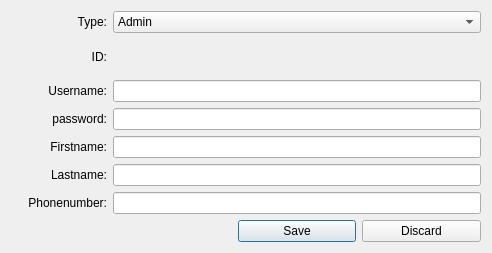
This is Employee/Admin/View/create_new_employee.ui in tigerSI/HMS_project as Qt 5 draws it before an edit. The edited form follows.
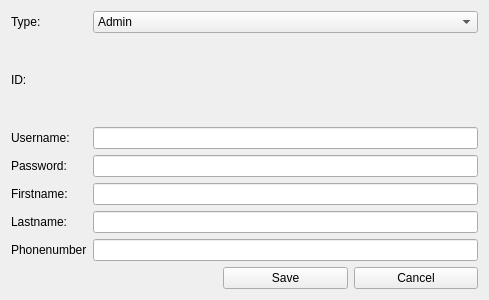
This is the edited form.

```diff
--- a/Employee/Admin/View/create_new_employee.ui
+++ b/Employee/Admin/View/create_new_employee.ui
@@ -1,49 +1,21 @@
 <?xml version="1.0" encoding="UTF-8"?>
 <ui version="4.0">
- <class>Dialog</class>
- <widget class="QDialog" name="Dialog">
+ <class>Form</class>
+ <widget class="QWidget" name="Form">
   <property name="geometry">
    <rect>
     <x>0</x>
     <y>0</y>
-    <width>492</width>
-    <height>253</height>
+    <width>489</width>
+    <height>300</height>
    </rect>
   </property>
   <property name="windowTitle">
    <string>Dialog</string>
   </property>
-  <layout class="QGridLayout" name="gridLayout_2">
-   <item row="0" column="0">
     <layout class="QGridLayout" name="gridLayout">
-     <item row="5" column="0">
-      <widget class="QLabel" name="label_8">
-       <property name="layoutDirection">
-        <enum>Qt::RightToLeft</enum>
-       </property>
-       <property name="text">
-        <string>Lastname:</string>
-       </property>
-       <property name="alignment">
-        <set>Qt::AlignRight|Qt::AlignTrailing|Qt::AlignVCenter</set>
-       </property>
-      </widget>
-     </item>
-     <item row="0" column="0">
-      <widget class="QLabel" name="label_9">
-       <property name="layoutDirection">
-        <enum>Qt::RightToLeft</enum>
-       </property>
-       <property name="text">
-        <string>Type:</string>
-       </property>
-       <property name="alignment">
-        <set>Qt::AlignRight|Qt::AlignTrailing|Qt::AlignVCenter</set>
-       </property>
-      </widget>
-     </item>
-     <item row="0" column="1">
-      <widget class="QComboBox" name="comboBox">
+   <item row="1" column="1">
+    <widget class="QComboBox" name="type">
        <item>
         <property name="text">
          <string>Admin</string>
@@ -59,115 +31,84 @@
          <string>Nurse</string>
         </property>
        </item>
-      </widget>
-     </item>
-     <item row="6" column="0">
-      <widget class="QLabel" name="label_10">
-       <property name="layoutDirection">
-        <enum>Qt::RightToLeft</enum>
-       </property>
+     <item>
        <property name="text">
-        <string>Phonenumber:</string>
-       </property>
-       <property name="alignment">
-        <set>Qt::AlignRight|Qt::AlignTrailing|Qt::AlignVCenter</set>
-       </property>
-      </widget>
-     </item>
-     <item row="6" column="1">
-      <widget class="QLineEdit" name="lineEdit_5"/>
-     </item>
-     <item row="5" column="1">
-      <widget class="QLineEdit" name="lineEdit_4"/>
-     </item>
+       <string>Doctor</string>
+      </property>
+     </item>
+    </widget>
+   </item>
      <item row="4" column="0">
+    <widget class="QLabel" name="label_6">
+     <property name="text">
+      <string>Password:</string>
+     </property>
+    </widget>
+   </item>
+   <item row="5" column="0">
       <widget class="QLabel" name="label_7">
-       <property name="layoutDirection">
-        <enum>Qt::RightToLeft</enum>
-       </property>
        <property name="text">
         <string>Firstname:</string>
        </property>
-       <property name="alignment">
-        <set>Qt::AlignRight|Qt::AlignTrailing|Qt::AlignVCenter</set>
-       </property>
-      </widget>
-     </item>
-     <item row="2" column="1">
-      <widget class="QLineEdit" name="lineEdit"/>
+    </widget>
+   </item>
+   <item row="6" column="0">
+    <widget class="QLabel" name="label_8">
+     <property name="text">
+      <string>Lastname:</string>
+     </property>
+    </widget>
      </item>
      <item row="1" column="0">
-      <widget class="QLabel" name="label">
-       <property name="layoutDirection">
-        <enum>Qt::RightToLeft</enum>
-       </property>
-       <property name="text">
-        <string>ID:</string>
-       </property>
-       <property name="alignment">
-        <set>Qt::AlignRight|Qt::AlignTrailing|Qt::AlignVCenter</set>
-       </property>
-      </widget>
-     </item>
-     <item row="3" column="1">
-      <widget class="QLineEdit" name="lineEdit_2"/>
-     </item>
-     <item row="1" column="1">
       <widget class="QLabel" name="label_2">
        <property name="text">
+      <string>Type:</string>
+     </property>
+    </widget>
+   </item>
+   <item row="2" column="1">
+    <widget class="QLabel" name="id">
+     <property name="text">
         <string/>
        </property>
       </widget>
      </item>
      <item row="2" column="0">
       <widget class="QLabel" name="label_3">
-       <property name="layoutDirection">
-        <enum>Qt::RightToLeft</enum>
-       </property>
        <property name="text">
-        <string>           Username:</string>
-       </property>
-       <property name="alignment">
-        <set>Qt::AlignRight|Qt::AlignTrailing|Qt::AlignVCenter</set>
+      <string>ID:</string>
        </property>
       </widget>
      </item>
-     <item row="4" column="1">
-      <widget class="QLineEdit" name="lineEdit_3"/>
-     </item>
      <item row="3" column="0">
       <widget class="QLabel" name="label_5">
-       <property name="layoutDirection">
-        <enum>Qt::RightToLeft</enum>
-       </property>
        <property name="text">
-        <string>password:</string>
-       </property>
-       <property name="alignment">
-        <set>Qt::AlignRight|Qt::AlignTrailing|Qt::AlignVCenter</set>
+      <string>Username:</string>
        </property>
       </widget>
      </item>
-     <item row="7" column="1">
-      <layout class="QHBoxLayout" name="horizontalLayout_2">
+   <item row="8" column="1">
+    <layout class="QGridLayout" name="gridLayout_2">
+     <item row="0" column="0">
+      <layout class="QHBoxLayout" name="horizontalLayout">
        <item>
-        <widget class="QLabel" name="label_4">
+        <widget class="QLabel" name="label">
          <property name="text">
           <string/>
          </property>
         </widget>
        </item>
        <item>
-        <widget class="QPushButton" name="pushButton_2">
+        <widget class="QPushButton" name="b_save">
          <property name="text">
           <string>Save</string>
          </property>
         </widget>
        </item>
        <item>
-        <widget class="QPushButton" name="pushButton">
+        <widget class="QPushButton" name="b_cancel">
          <property name="text">
-          <string>Discard</string>
+          <string>Cancel</string>
          </property>
         </widget>
        </item>
@@ -175,6 +116,35 @@
      </item>
     </layout>
    </item>
+   <item row="7" column="0">
+    <widget class="QLabel" name="label_9">
+     <property name="text">
+      <string>Phonenumber</string>
+     </property>
+    </widget>
+   </item>
+   <item row="3" column="1">
+    <widget class="QLineEdit" name="username"/>
+   </item>
+   <item row="4" column="1">
+    <widget class="QLineEdit" name="password"/>
+   </item>
+   <item row="5" column="1">
+    <widget class="QLineEdit" name="firstname"/>
+   </item>
+   <item row="6" column="1">
+    <widget class="QLineEdit" name="lastname"/>
+   </item>
+   <item row="7" column="1">
+    <widget class="QLineEdit" name="phonenumber"/>
+   </item>
+   <item row="8" column="0">
+    <widget class="QLabel" name="label_10">
+     <property name="text">
+      <string/>
+     </property>
+    </widget>
+   </item>
   </layout>
  </widget>
  <resources/>
```
Left out of the diff: 7 changed lines with no effect on the pictures. Lines whose indentation alone changed are shown as unchanged.
